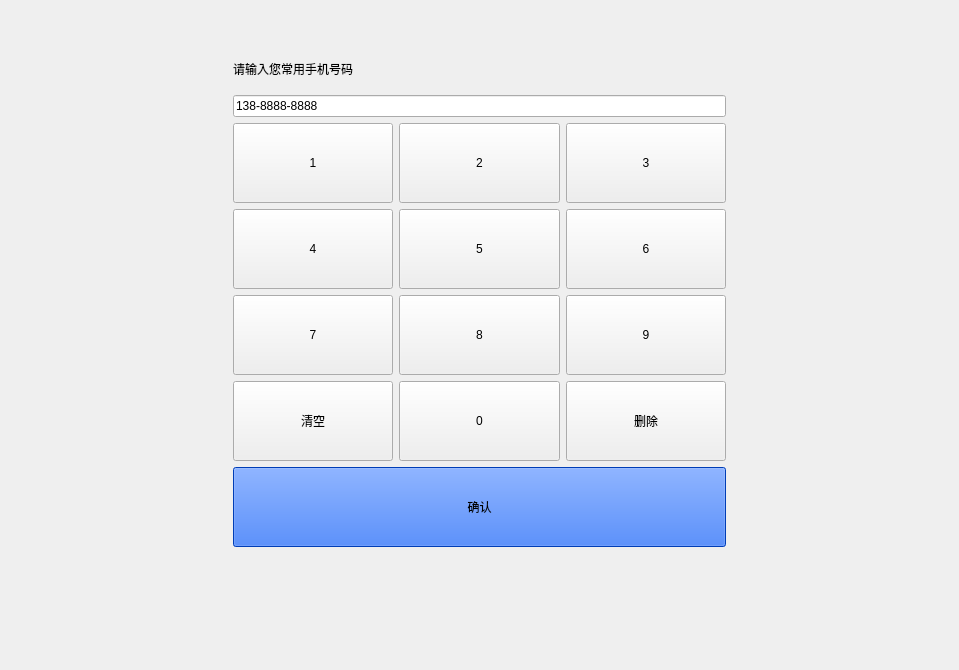
The window that SSCard_System/uc_inputmobile.ui (leithergit/SSCard_System) describes before a commit, drawn with Qt 5.
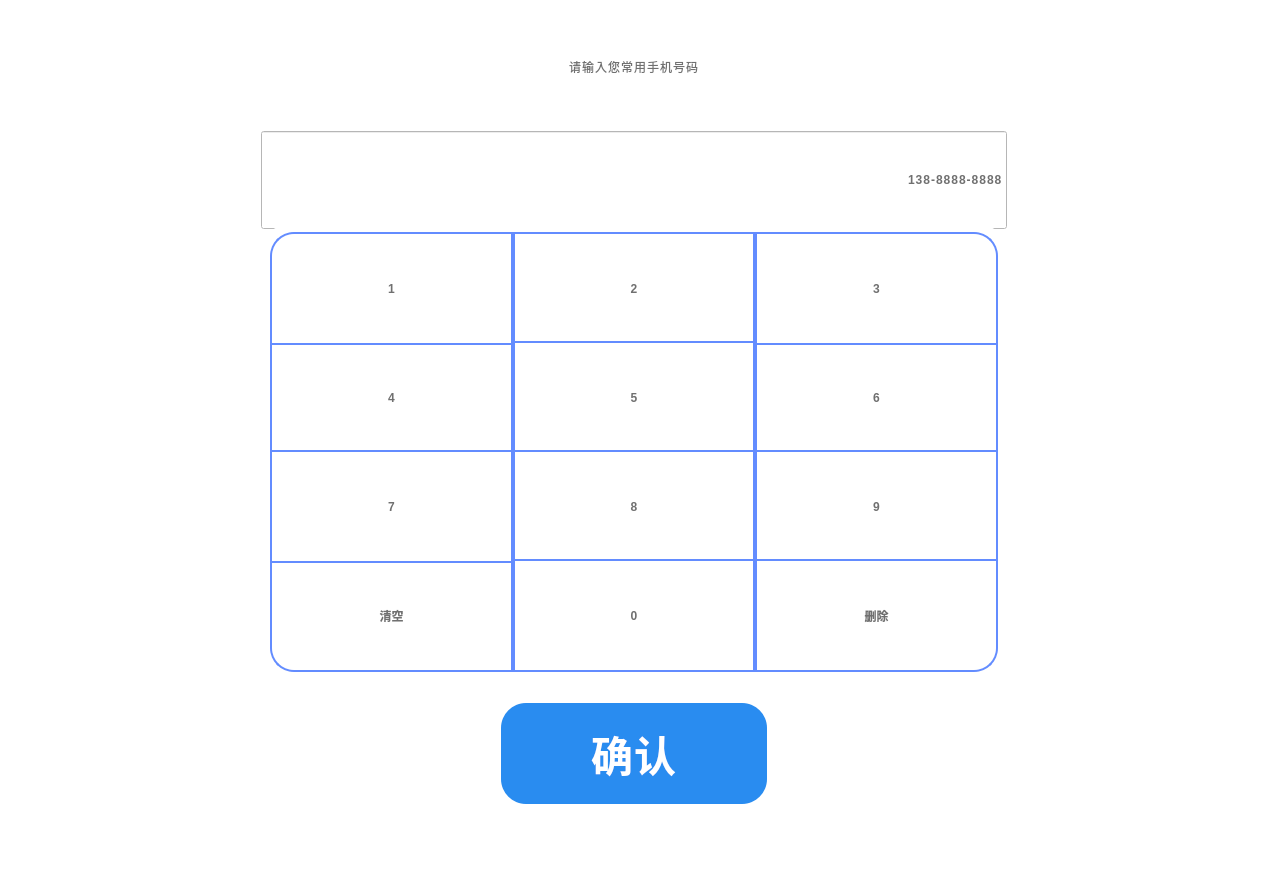
The same window after the commit. Icons and pictures are not drawn.

```diff
--- a/SSCard_System/uc_inputmobile.ui
+++ b/SSCard_System/uc_inputmobile.ui
@@ -6,37 +6,39 @@
    <rect>
     <x>0</x>
     <y>0</y>
-    <width>959</width>
-    <height>670</height>
+    <width>1268</width>
+    <height>872</height>
    </rect>
   </property>
+  <property name="minimumSize">
+   <size>
+    <width>1268</width>
+    <height>872</height>
+   </size>
+  </property>
+  <property name="maximumSize">
+   <size>
+    <width>1268</width>
+    <height>872</height>
+   </size>
+  </property>
   <property name="windowTitle">
    <string>Form</string>
   </property>
-  <layout class="QVBoxLayout" name="verticalLayout_2" stretch="1,0,3">
-   <item>
-    <spacer name="verticalSpacer">
-     <property name="orientation">
-      <enum>Qt::Vertical</enum>
-     </property>
-     <property name="sizeHint" stdset="0">
-      <size>
-       <width>20</width>
-       <height>47</height>
-      </size>
-     </property>
-    </spacer>
-   </item>
+  <property name="styleSheet">
+   <string notr="true">#InputMobile{background-color: #ffffff;}</string>
+  </property>
+  <layout class="QVBoxLayout" name="verticalLayout_2">
    <item>
     <layout class="QHBoxLayout" name="horizontalLayout">
      <item>
-      <spacer name="horizontalSpacer">
+      <spacer name="horizontalSpacer_3">
        <property name="orientation">
         <enum>Qt::Horizontal</enum>
        </property>
        <property name="sizeHint" stdset="0">
         <size>
-         <width>213</width>
+         <width>40</width>
          <height>20</height>
         </size>
        </property>
@@ -44,28 +46,46 @@
      </item>
      <item>
       <layout class="QVBoxLayout" name="verticalLayout">
+       <property name="spacing">
+        <number>6</number>
+       </property>
        <item>
         <widget class="QLabel" name="label_Hello">
          <property name="minimumSize">
           <size>
-           <width>240</width>
-           <height>40</height>
+           <width>746</width>
+           <height>98</height>
+          </size>
+         </property>
+         <property name="maximumSize">
+          <size>
+           <width>746</width>
+           <height>98</height>
           </size>
          </property>
          <property name="styleSheet">
-          <string notr="true">font: 25 36pt &quot;Microsoft YaHei UI&quot;;
-color: rgb(0, 0, 0);</string>
+          <string notr="true">font: 57 42px &quot;思源黑体 CN Medium&quot;;
+	font-weight: normal;
+	line-height: 49px;
+	letter-spacing: 1px;
+	color: #707070;</string>
          </property>
          <property name="text">
           <string>请输入您常用手机号码</string>
          </property>
          <property name="alignment">
-          <set>Qt::AlignLeading|Qt::AlignLeft|Qt::AlignVCenter</set>
+          <set>Qt::AlignCenter</set>
          </property>
         </widget>
        </item>
        <item>
         <widget class="QLineEdit" name="lineEdit_Mobile">
+         <property name="minimumSize">
+          <size>
+           <width>746</width>
+           <height>98</height>
+          </size>
+         </property>
          <property name="maximumSize">
           <size>
            <width>493</width>
@@ -73,8 +93,13 @@
           </size>
          </property>
          <property name="styleSheet">
-          <string notr="true">font: 25 48pt &quot;Microsoft YaHei UI&quot;;
-color: rgb(0, 0, 0);</string>
+          <string notr="true">font: 57 64px &quot;思源黑体 CN Medium&quot;;
+font-weight: bold;
+line-height: 49px;
+letter-spacing: 1px;
+color: #707070;
+background-color: #ffffff;
+border-image: url(:/Image/InputMobile_BK.png);</string>
          </property>
          <property name="inputMask">
           <string>000-0000-0000</string>
@@ -88,250 +113,471 @@
          <property name="cursorPosition">
           <number>13</number>
          </property>
+         <property name="alignment">
+          <set>Qt::AlignRight|Qt::AlignTrailing|Qt::AlignVCenter</set>
+         </property>
         </widget>
        </item>
        <item>
+        <widget class="QFrame" name="frame">
+         <property name="minimumSize">
+          <size>
+           <width>746</width>
+           <height>452</height>
+          </size>
+         </property>
+         <property name="maximumSize">
+          <size>
+           <width>746</width>
+           <height>452</height>
+          </size>
+         </property>
+         <property name="styleSheet">
+          <string notr="true">#frame{background-color: #ffffff;
+	border-radius: 24px;
+	border: solid 1px #638cff;
+	border-image: url(:/Image/Mobile_Keybroad_BK.png);
+}</string>
+         </property>
+         <property name="frameShape">
+          <enum>QFrame::StyledPanel</enum>
+         </property>
+         <property name="frameShadow">
+          <enum>QFrame::Raised</enum>
+         </property>
         <layout class="QGridLayout" name="gridLayout">
-         <item row="0" column="0">
-          <widget class="QPushButton" name="pushButton_1">
-           <property name="minimumSize">
-            <size>
-             <width>160</width>
-             <height>80</height>
-            </size>
-           </property>
-           <property name="styleSheet">
-            <string notr="true">font: 25 48pt &quot;Microsoft YaHei UI&quot;;
-color: rgb(0, 0, 0);</string>
-           </property>
-           <property name="text">
-            <string>1</string>
-           </property>
-          </widget>
-         </item>
-         <item row="0" column="1">
-          <widget class="QPushButton" name="pushButton_2">
+          <property name="leftMargin">
+           <number>9</number>
+          </property>
+          <property name="topMargin">
+           <number>6</number>
+          </property>
+          <property name="rightMargin">
+           <number>9</number>
+          </property>
+          <property name="bottomMargin">
+           <number>9</number>
+          </property>
+          <property name="spacing">
+           <number>0</number>
+          </property>
+          <item row="2" column="2">
+           <widget class="QPushButton" name="pushButton_6">
            <property name="minimumSize">
             <size>
              <width>160</width>
-             <height>80</height>
-            </size>
-           </property>
+              <height>113</height>
+             </size>
+            </property>
+            <property name="maximumSize">
+             <size>
+              <width>16777215</width>
+              <height>113</height>
+             </size>
+            </property>
            <property name="styleSheet">
-            <string notr="true">font: 25 48pt &quot;Microsoft YaHei UI&quot;;
-color: rgb(0, 0, 0);</string>
+             <string notr="true">font: 42px &quot;思源黑体 CN Medium&quot;;
+font-weight: bold;
+color: #707070;
+background-color: #ffffff;
+border:2px solid #638cff;</string>
            </property>
            <property name="text">
-            <string>2</string>
+             <string>6</string>
            </property>
           </widget>
          </item>
-         <item row="0" column="2">
-          <widget class="QPushButton" name="pushButton_3">
+          <item row="4" column="0">
+           <widget class="QPushButton" name="pushButton_Clear">
            <property name="minimumSize">
             <size>
              <width>160</width>
-             <height>80</height>
-            </size>
-           </property>
+              <height>113</height>
+             </size>
+            </property>
+            <property name="maximumSize">
+             <size>
+              <width>16777215</width>
+              <height>113</height>
+             </size>
+            </property>
            <property name="styleSheet">
-            <string notr="true">font: 25 48pt &quot;Microsoft YaHei UI&quot;;
-color: rgb(0, 0, 0);</string>
+             <string notr="true">font: 42px &quot;思源黑体 CN Medium&quot;;
+font-weight: bold;
+color: #707070;
+background-color: #ffffff;
+border-bottom-left-radius:24px;
+border:2px solid #638cff;</string>
            </property>
            <property name="text">
-            <string>3</string>
+             <string>清空</string>
            </property>
           </widget>
          </item>
-         <item row="1" column="0">
+          <item row="2" column="0">
           <widget class="QPushButton" name="pushButton_4">
            <property name="minimumSize">
             <size>
              <width>160</width>
-             <height>80</height>
+              <height>113</height>
+             </size>
+            </property>
+            <property name="maximumSize">
+             <size>
+              <width>16777215</width>
+              <height>113</height>
             </size>
            </property>
            <property name="styleSheet">
-            <string notr="true">font: 25 48pt &quot;Microsoft YaHei UI&quot;;
-color: rgb(0, 0, 0);</string>
+             <string notr="true">font: 42px &quot;思源黑体 CN Medium&quot;;
+font-weight: bold;
+color: #707070;
+background-color: #ffffff;
+border:2px solid #638cff;</string>
            </property>
            <property name="text">
             <string>4</string>
            </property>
           </widget>
          </item>
+          <item row="3" column="2">
+           <widget class="QPushButton" name="pushButton_9">
+            <property name="minimumSize">
+             <size>
+              <width>160</width>
+              <height>113</height>
+             </size>
+            </property>
+            <property name="maximumSize">
+             <size>
+              <width>16777215</width>
+              <height>113</height>
+             </size>
+            </property>
+            <property name="styleSheet">
+             <string notr="true">font: 42px &quot;思源黑体 CN Medium&quot;;
+font-weight: bold;
+color: #707070;
+background-color: #ffffff;
+border:2px solid #638cff;</string>
+            </property>
+            <property name="text">
+             <string>9</string>
+            </property>
+           </widget>
+          </item>
          <item row="1" column="1">
+           <widget class="QPushButton" name="pushButton_2">
+            <property name="minimumSize">
+             <size>
+              <width>160</width>
+              <height>113</height>
+             </size>
+            </property>
+            <property name="maximumSize">
+             <size>
+              <width>16777215</width>
+              <height>113</height>
+             </size>
+            </property>
+            <property name="styleSheet">
+             <string notr="true">font: 42px &quot;思源黑体 CN Medium&quot;;
+font-weight: bold;
+color: #707070;
+background-color: #ffffff;
+border:2px solid #638cff;</string>
+            </property>
+            <property name="text">
+             <string>2</string>
+            </property>
+           </widget>
+          </item>
+          <item row="2" column="1">
           <widget class="QPushButton" name="pushButton_5">
            <property name="minimumSize">
             <size>
              <width>100</width>
-             <height>80</height>
+              <height>113</height>
+             </size>
+            </property>
+            <property name="maximumSize">
+             <size>
+              <width>16777215</width>
+              <height>113</height>
             </size>
            </property>
            <property name="styleSheet">
-            <string notr="true">font: 25 48pt &quot;Microsoft YaHei UI&quot;;
-color: rgb(0, 0, 0);</string>
+             <string notr="true">font: 42px &quot;思源黑体 CN Medium&quot;;
+font-weight: bold;
+color: #707070;
+background-color: #ffffff;
+border:2px solid #638cff;</string>
            </property>
            <property name="text">
             <string>5</string>
            </property>
           </widget>
          </item>
-         <item row="1" column="2">
-          <widget class="QPushButton" name="pushButton_6">
+          <item row="1" column="0">
+           <widget class="QPushButton" name="pushButton_1">
            <property name="minimumSize">
             <size>
              <width>160</width>
-             <height>80</height>
-            </size>
-           </property>
-           <property name="styleSheet">
-            <string notr="true">font: 25 48pt &quot;Microsoft YaHei UI&quot;;
-color: rgb(0, 0, 0);</string>
-           </property>
-           <property name="text">
-            <string>6</string>
-           </property>
-          </widget>
-         </item>
-         <item row="2" column="0">
-          <widget class="QPushButton" name="pushButton_7">
-           <property name="minimumSize">
+              <height>113</height>
+             </size>
+            </property>
+            <property name="maximumSize">
             <size>
-             <width>160</width>
-             <height>80</height>
+              <width>16777215</width>
+              <height>113</height>
             </size>
            </property>
            <property name="styleSheet">
-            <string notr="true">font: 25 48pt &quot;Microsoft YaHei UI&quot;;
-color: rgb(0, 0, 0);</string>
+             <string notr="true">font: 42px &quot;思源黑体 CN Medium&quot;;
+font-weight: bold;
+color: #707070;
+background-color: #ffffff;
+border-top-left-radius:24px;
+border:2px solid #638cff;</string>
            </property>
            <property name="text">
-            <string>7</string>
+             <string>1</string>
            </property>
           </widget>
          </item>
-         <item row="2" column="1">
+          <item row="3" column="1">
           <widget class="QPushButton" name="pushButton_8">
            <property name="minimumSize">
             <size>
              <width>160</width>
-             <height>80</height>
+              <height>113</height>
+             </size>
+            </property>
+            <property name="maximumSize">
+             <size>
+              <width>16777215</width>
+              <height>113</height>
             </size>
            </property>
            <property name="styleSheet">
-            <string notr="true">font: 25 48pt &quot;Microsoft YaHei UI&quot;;
-color: rgb(0, 0, 0);</string>
+             <string notr="true">font: 42px &quot;思源黑体 CN Medium&quot;;
+font-weight: bold;
+color: #707070;
+background-color: #ffffff;
+border:2px solid #638cff;</string>
            </property>
            <property name="text">
             <string>8</string>
            </property>
           </widget>
          </item>
-         <item row="2" column="2">
-          <widget class="QPushButton" name="pushButton_9">
+          <item row="1" column="2">
+           <widget class="QPushButton" name="pushButton_3">
            <property name="minimumSize">
             <size>
              <width>160</width>
-             <height>80</height>
+              <height>113</height>
+             </size>
+            </property>
+            <property name="maximumSize">
+             <size>
+              <width>16777215</width>
+              <height>113</height>
             </size>
            </property>
            <property name="styleSheet">
-            <string notr="true">font: 25 48pt &quot;Microsoft YaHei UI&quot;;
-color: rgb(0, 0, 0);</string>
+             <string notr="true">font: 42px &quot;思源黑体 CN Medium&quot;;
+font-weight: bold;
+color: #707070;
+background-color: #ffffff;
+border-top-right-radius:24px;
+border:2px solid #638cff;</string>
            </property>
            <property name="text">
-            <string>9</string>
+             <string>3</string>
            </property>
           </widget>
          </item>
          <item row="3" column="0">
-          <widget class="QPushButton" name="pushButton_Clear">
+           <widget class="QPushButton" name="pushButton_7">
            <property name="minimumSize">
             <size>
              <width>160</width>
-             <height>80</height>
+              <height>113</height>
+             </size>
+            </property>
+            <property name="maximumSize">
+             <size>
+              <width>16777215</width>
+              <height>113</height>
             </size>
            </property>
            <property name="styleSheet">
-            <string notr="true">font: 25 48pt &quot;Microsoft YaHei UI&quot;;
-color: rgb(0, 0, 0);</string>
+             <string notr="true">font: 42px &quot;思源黑体 CN Medium&quot;;
+font-weight: bold;
+color: #707070;
+background-color: #ffffff;
+border:2px solid #638cff;</string>
            </property>
            <property name="text">
-            <string>清空</string>
+             <string>7</string>
            </property>
           </widget>
          </item>
-         <item row="3" column="1">
+          <item row="4" column="1">
           <widget class="QPushButton" name="pushButton_0">
            <property name="minimumSize">
             <size>
              <width>160</width>
-             <height>80</height>
+              <height>113</height>
+             </size>
+            </property>
+            <property name="maximumSize">
+             <size>
+              <width>16777215</width>
+              <height>113</height>
             </size>
            </property>
            <property name="styleSheet">
-            <string notr="true">font: 25 48pt &quot;Microsoft YaHei UI&quot;;
-color: rgb(0, 0, 0);</string>
+             <string notr="true">font: 42px &quot;思源黑体 CN Medium&quot;;
+font-weight: bold;
+color: #707070;
+background-color: #ffffff;
+border:2px solid #638cff;</string>
            </property>
            <property name="text">
             <string>0</string>
            </property>
           </widget>
          </item>
-         <item row="3" column="2">
+          <item row="4" column="2">
           <widget class="QPushButton" name="pushButton_Backspace">
            <property name="minimumSize">
             <size>
              <width>160</width>
-             <height>80</height>
+              <height>113</height>
+             </size>
+            </property>
+            <property name="maximumSize">
+             <size>
+              <width>16777215</width>
+              <height>113</height>
             </size>
            </property>
            <property name="styleSheet">
-            <string notr="true">font: 25 48pt &quot;Microsoft YaHei UI&quot;;
-color: rgb(0, 0, 0);</string>
+             <string notr="true">font: 42px &quot;思源黑体 CN Medium&quot;;
+font-weight: bold;
+color: #707070;
+background-color: #ffffff;
+border-bottom-right-radius:24px;
+border:2px solid #638cff;</string>
            </property>
            <property name="text">
             <string>删除</string>
            </property>
           </widget>
          </item>
-        </layout>
+          <item row="0" column="0">
+           <spacer name="verticalSpacer_3">
+            <property name="orientation">
+             <enum>Qt::Vertical</enum>
+            </property>
+            <property name="sizeHint" stdset="0">
+             <size>
+              <width>20</width>
+              <height>40</height>
+             </size>
+            </property>
+           </spacer>
+          </item>
+         </layout>
+        </widget>
+       </item>
+      </layout>
+     </item>
+     <item>
+      <spacer name="horizontalSpacer_2">
+       <property name="orientation">
+        <enum>Qt::Horizontal</enum>
+       </property>
+       <property name="sizeHint" stdset="0">
+        <size>
+         <width>213</width>
+         <height>20</height>
+        </size>
+       </property>
+      </spacer>
+     </item>
+    </layout>
+   </item>
+   <item>
+    <spacer name="verticalSpacer_4">
+     <property name="orientation">
+      <enum>Qt::Vertical</enum>
+     </property>
+     <property name="sizeType">
+      <enum>QSizePolicy::Fixed</enum>
+     </property>
+     <property name="sizeHint" stdset="0">
+      <size>
+       <width>20</width>
+       <height>12</height>
+      </size>
+     </property>
+    </spacer>
+   </item>
+   <item>
+    <layout class="QHBoxLayout" name="horizontalLayout_2">
+     <item>
+      <spacer name="horizontalSpacer">
+       <property name="orientation">
+        <enum>Qt::Horizontal</enum>
+       </property>
+       <property name="sizeHint" stdset="0">
+        <size>
+         <width>40</width>
+         <height>20</height>
+        </size>
+       </property>
+      </spacer>
        </item>
        <item>
         <widget class="QPushButton" name="pushButton_OK">
          <property name="minimumSize">
           <size>
-           <width>493</width>
-           <height>80</height>
+         <width>266</width>
+         <height>101</height>
           </size>
          </property>
          <property name="maximumSize">
           <size>
-           <width>493</width>
-           <height>80</height>
+         <width>266</width>
+         <height>101</height>
           </size>
          </property>
          <property name="styleSheet">
-          <string notr="true">font: 25 48pt &quot;Microsoft YaHei UI&quot;;
-color: rgb(0, 0, 0);
-background-color: rgb(0, 85, 255);</string>
+        <string notr="true">background-color: #298cf0;
+border-radius: 25px;
+font-size: 42px;
+font-weight: bold;
+line-height: 49px;
+letter-spacing: 1px;
+color: #ffffff;
+font: 57 42px &quot;思源黑体 CN Medium&quot;;</string>
          </property>
          <property name="text">
           <string>确认</string>
          </property>
         </widget>
        </item>
-      </layout>
-     </item>
      <item>
-      <spacer name="horizontalSpacer_2">
+      <spacer name="horizontalSpacer_4">
        <property name="orientation">
         <enum>Qt::Horizontal</enum>
        </property>
        <property name="sizeHint" stdset="0">
         <size>
-         <width>213</width>
+         <width>40</width>
          <height>20</height>
         </size>
        </property>
@@ -344,10 +590,13 @@
      <property name="orientation">
       <enum>Qt::Vertical</enum>
      </property>
+     <property name="sizeType">
+      <enum>QSizePolicy::Fixed</enum>
+     </property>
      <property name="sizeHint" stdset="0">
       <size>
        <width>20</width>
-       <height>145</height>
+       <height>48</height>
       </size>
      </property>
     </spacer>
```
Lines whose indentation alone changed are shown as unchanged.
